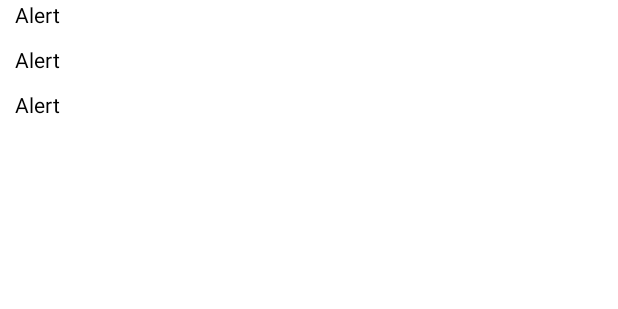
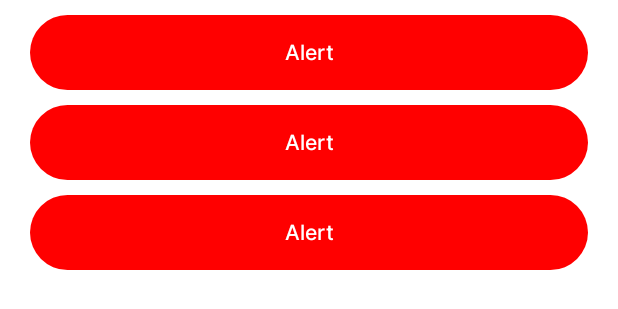
Before and after one commit to RB0810/BrewLogi, an Android app: the layout fragment_alert.xml on its own in the app's theme, with its tools: preview values and no code run, on a phone screen of 412 x 824 dp. Shown: the top 309 px of the screen. Run offline under Robolectric (Android 15) with nearby library versions, the phone set to English and light mode, and no system bars.

Commit message:
alert page UI

```diff
--- /dev/null
+++ b/app/src/main/res/drawable/roundedrect.xml
@@ -0,0 +1,17 @@
+<?xml version="1.0" encoding="utf-8"?>
+<shape xmlns:android="http://schemas.android.com/apk/res/android"
+    android:shape="rectangle">
+
+    <solid
+        android:color="#FF0000"/>
+
+    <corners
+        android:radius="360dp"/>
+
+    <padding
+        android:top="10dp"
+        android:bottom="10dp"
+        android:left="20dp"
+        android:right="20dp"/>
+
+</shape>
--- a/app/src/main/res/layout/rv_alert.xml
+++ b/app/src/main/res/layout/rv_alert.xml
@@ -2,13 +2,20 @@
 <RelativeLayout xmlns:android="http://schemas.android.com/apk/res/android"
     xmlns:tools="http://schemas.android.com/tools"
     android:layout_width="match_parent"
-    android:layout_height="30dp">
+    android:layout_height="60dp">
 
     <TextView
         android:id="@+id/alert"
         android:layout_width="match_parent"
-        android:layout_height="30dp"
-        android:textColor="@color/black"
-        android:text="Alert" />
+        android:layout_height="50dp"
+        android:layout_marginTop="10dp"
+        android:layout_marginLeft="10dp"
+        android:layout_marginRight="10dp"
+
+        android:background="@drawable/roundedrect"
+        android:fontFamily="@font/inter_medium"
+        android:gravity="center"
+        android:text="Alert"
+        android:textColor="@color/white" />
 
 </RelativeLayout>
```
